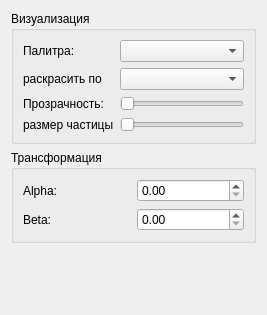
The window that UI/Home/PropertyInspector.ui (Codbrain1/QSpace) describes before a commit, drawn with Qt 5.
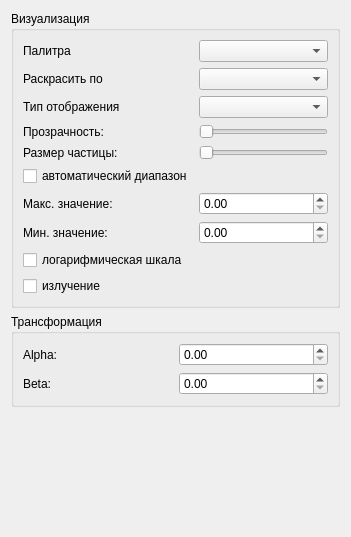
The same window after the commit.

Diff of the .ui file:
```diff
--- a/UI/Home/PropertyInspector.ui
+++ b/UI/Home/PropertyInspector.ui
@@ -6,8 +6,8 @@
    <rect>
     <x>0</x>
     <y>0</y>
-    <width>267</width>
-    <height>315</height>
+    <width>351</width>
+    <height>537</height>
    </rect>
   </property>
   <property name="windowTitle">
@@ -23,48 +23,99 @@
       <item row="0" column="0">
        <widget class="QLabel" name="label_cmap">
         <property name="text">
-         <string>Палитра:</string>
+         <string>Палитра</string>
         </property>
        </widget>
       </item>
       <item row="0" column="1">
        <widget class="QComboBox" name="combo_colormap"/>
       </item>
+      <item row="1" column="0">
+       <widget class="QLabel" name="label_current_column">
+        <property name="text">
+         <string>Раскрасить по</string>
+        </property>
+       </widget>
+      </item>
       <item row="1" column="1">
        <widget class="QComboBox" name="combo_current_column"/>
       </item>
       <item row="2" column="0">
+       <widget class="QLabel" name="label_visibalityTYpe">
+        <property name="text">
+         <string>Тип отображения</string>
+        </property>
+       </widget>
+      </item>
+      <item row="2" column="1">
+       <widget class="QComboBox" name="combo_visibalityType"/>
+      </item>
+      <item row="3" column="0">
        <widget class="QLabel" name="label_opacity">
         <property name="text">
          <string>Прозрачность:</string>
         </property>
        </widget>
       </item>
-      <item row="2" column="1">
+      <item row="3" column="1">
        <widget class="QSlider" name="slider_opacity">
         <property name="orientation">
          <enum>Qt::Orientation::Horizontal</enum>
         </property>
        </widget>
       </item>
-      <item row="3" column="0">
+      <item row="4" column="0">
        <widget class="QLabel" name="label_size">
         <property name="text">
-         <string>размер частицы</string>
+         <string>Размер частицы:</string>
         </property>
        </widget>
       </item>
-      <item row="3" column="1">
+      <item row="4" column="1">
        <widget class="QSlider" name="slider_size">
         <property name="orientation">
          <enum>Qt::Orientation::Horizontal</enum>
         </property>
        </widget>
       </item>
-      <item row="1" column="0">
-       <widget class="QLabel" name="label_current_column">
+      <item row="9" column="0" colspan="2">
+       <widget class="QCheckBox" name="checkBox_useLogScale">
         <property name="text">
-         <string>раскрасить по</string>
+         <string>логарифмическая шкала</string>
+        </property>
+       </widget>
+      </item>
+      <item row="10" column="0">
+       <widget class="QCheckBox" name="checkBox_useEmissive">
+        <property name="text">
+         <string>излучение</string>
+        </property>
+       </widget>
+      </item>
+      <item row="6" column="0">
+       <widget class="QLabel" name="label_maxValue">
+        <property name="text">
+         <string>Макс. значение:</string>
+        </property>
+       </widget>
+      </item>
+      <item row="6" column="1">
+       <widget class="QDoubleSpinBox" name="spin_maxValue"/>
+      </item>
+      <item row="7" column="0">
+       <widget class="QLabel" name="label_minValue">
+        <property name="text">
+         <string>Мин. значение:</string>
+        </property>
+       </widget>
+      </item>
+      <item row="7" column="1">
+       <widget class="QDoubleSpinBox" name="spin_minValue"/>
+      </item>
+      <item row="5" column="0">
+       <widget class="QCheckBox" name="checkBox_useEmissive_2">
+        <property name="text">
+         <string>автоматический диапазон</string>
         </property>
        </widget>
       </item>
```
